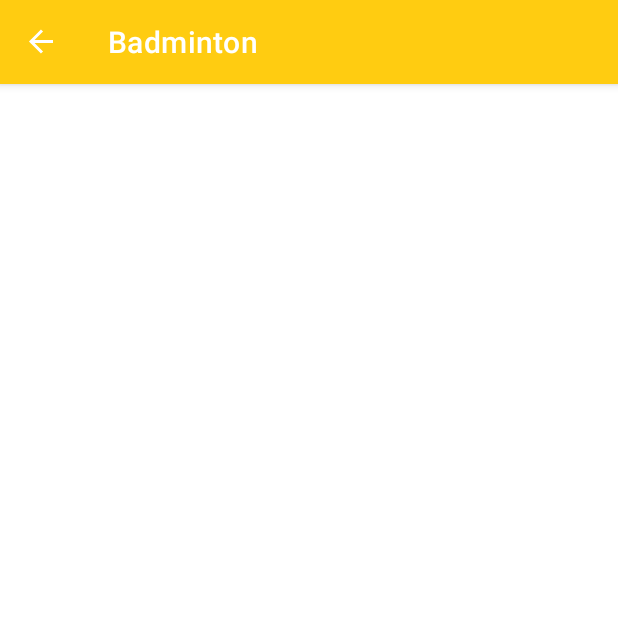
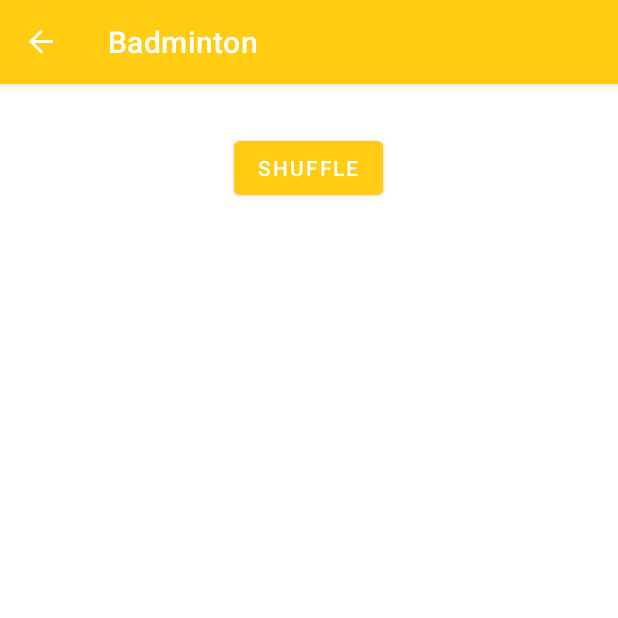
Before and after one commit to marzinp/codelab-android-room-with-a-view-kotlin, an Android app: the screen it shows after launch (MainActivity), after a tap on "SHUFFLE", on a phone screen of 412 x 824 dp, the top half of it. Run offline under Robolectric (Android 15) with nearby library versions, the phone set to English and light mode, and no system bars; our stand-ins replace FlexboxLayout, Room's generated code, navigation-ui; 2 other taps on this screen came first.

Commit message:
working but shuffle needs improvements

```diff
--- a/app/build.gradle
+++ b/app/build.gradle
@@ -2,7 +2,6 @@ plugins {
     id 'com.android.application'
     id 'kotlin-android'
     id 'kotlin-kapt'
-    id 'androidx.navigation.safeargs' // Kotlin projects should use 'safeargs.kotlin'
 }
 
 android {
@@ -47,6 +46,7 @@ dependencies {
     implementation "androidx.navigation:navigation-fragment-ktx:2.8.3"
     implementation "androidx.navigation:navigation-ui-ktx:2.8.3"
 
+
     // AppCompat and Activity components
     implementation "androidx.appcompat:appcompat:1.7.0"
     implementation "androidx.activity:activity-ktx:$rootProject.activityVersion"
@@ -68,6 +68,7 @@ dependencies {
     // UI Components
     implementation "androidx.constraintlayout:constraintlayout:2.1.4"
     implementation "com.google.android.material:material:1.12.0"
+    implementation 'com.google.android.flexbox:flexbox:3.0.0'
 
     // Testing
     testImplementation "junit:junit:$rootProject.junitVersion"
--- a/app/src/main/java/com/example/android/badminton/UI/PlayerFragment.kt
+++ b/app/src/main/java/com/example/android/badminton/UI/PlayerFragment.kt
@@ -11,6 +11,7 @@ import androidx.lifecycle.lifecycleScope
 import androidx.navigation.fragment.findNavController
 import androidx.recyclerview.widget.LinearLayoutManager
 import com.example.android.badminton.PlayersApplication
+import com.example.android.badminton.R
 import com.example.android.badminton.data.Player
 import com.example.android.badminton.databinding.FragmentPlayerBinding
 import kotlinx.coroutines.launch
@@ -69,12 +70,13 @@ class PlayerFragment : Fragment() {
             playerViewModel.setAllPlayersPresent(isChecked)
         }
         // Set up Shuffle button listener
-        binding.buttonShuffle.setOnClickListener {
-            val numCourts = binding.editTextNumCourts.text.toString().toIntOrNull() ?: 1
-            Log.d("PlayerFragment", "Navigating to MatchFragment with $numCourts courts")
+        binding.buttonShufflePlayer.setOnClickListener {
+            val numCourts = binding.editTextNumCourts.text.toString().toIntOrNull() ?: 3
+            val bundle = Bundle().apply {
+                putInt("numCourts", numCourts)
+            }
+            findNavController().navigate(R.id.action_playerFragment_to_matchFragment, bundle)
             matchViewModel.shuffleTeams(numCourts)
-            val action = PlayerFragmentDirections.actionPlayerFragmentToMatchFragment(numCourts)
-            findNavController().navigate(action)
         }
 
         // Observe the shuffled teams to update the UI whenever they are shuffled
--- a/app/src/main/res/layout/activity_main.xml
+++ b/app/src/main/res/layout/activity_main.xml
@@ -13,11 +13,12 @@
         android:id="@+id/nav_host_fragment"
         android:name="androidx.navigation.fragment.NavHostFragment"
         android:layout_width="match_parent"
-        android:layout_height="0dp"
+        android:layout_height="match_parent"
         app:defaultNavHost="true"
         app:layout_constraintBottom_toBottomOf="parent"
 
         app:layout_constraintTop_toTopOf="parent"
         app:navGraph="@navigation/nav_graph" />
 
+
 </androidx.constraintlayout.widget.ConstraintLayout>
--- a/app/src/main/res/layout/fragment_match.xml
+++ b/app/src/main/res/layout/fragment_match.xml
@@ -10,11 +10,23 @@
         android:padding="16dp">
 
         <!-- Container for dynamically added court tables -->
+
         <LinearLayout
             android:id="@+id/courtsContainer"
             android:layout_width="match_parent"
             android:layout_height="wrap_content"
-            android:orientation="vertical" />
+            android:orientation="vertical" >
 
-         </LinearLayout>
+        </LinearLayout>
+
+        <Button
+            android:id="@+id/buttonShuffleMatch"
+            android:layout_width="wrap_content"
+            android:layout_height="wrap_content"
+            android:layout_gravity="center_horizontal"
+            android:layout_marginTop="16dp"
+            android:text="Shuffle" />
+
+    </LinearLayout>
+
 </ScrollView>
--- a/app/src/main/res/layout/fragment_player.xml
+++ b/app/src/main/res/layout/fragment_player.xml
@@ -95,7 +95,7 @@
             android:inputType="number" />
 
         <Button
-            android:id="@+id/buttonShuffle"
+            android:id="@+id/buttonShufflePlayer"
             android:layout_width="wrap_content"
             android:layout_height="wrap_content"
             android:layout_weight="0.5"
--- a/app/src/main/res/navigation/nav_graph.xml
+++ b/app/src/main/res/navigation/nav_graph.xml
@@ -16,7 +16,8 @@
         android:name="com.example.android.badminton.UI.MatchFragment">
         <argument
             android:name="numCourts"
-            app:argType="integer" />
+            app:argType="integer"
+            android:defaultValue="3" />
         <action
             android:id="@+id/action_matchFragment_to_playerFragment"
             app:destination="@id/playerFragment" />
--- a/build.gradle
+++ b/build.gradle
@@ -8,7 +8,6 @@ buildscript {
         mavenCentral()
     }
     dependencies {
-        classpath "androidx.navigation:navigation-safe-args-gradle-plugin:2.8.3" // Use your navigation version
         classpath 'com.android.tools.build:gradle:8.6.0'
         classpath "org.jetbrains.kotlin:kotlin-gradle-plugin:$kotlin_version"
 
```
Also changed, not shown: app/src/main/java/com/example/android/badminton/UI/MatchFragment.kt (+123 -103 lines), app/src/main/java/com/example/android/badminton/UI/MatchViewModel.kt (+11 -36 lines), app/src/main/res/layout/recyclerview_item.xml (+4 -3 lines).
